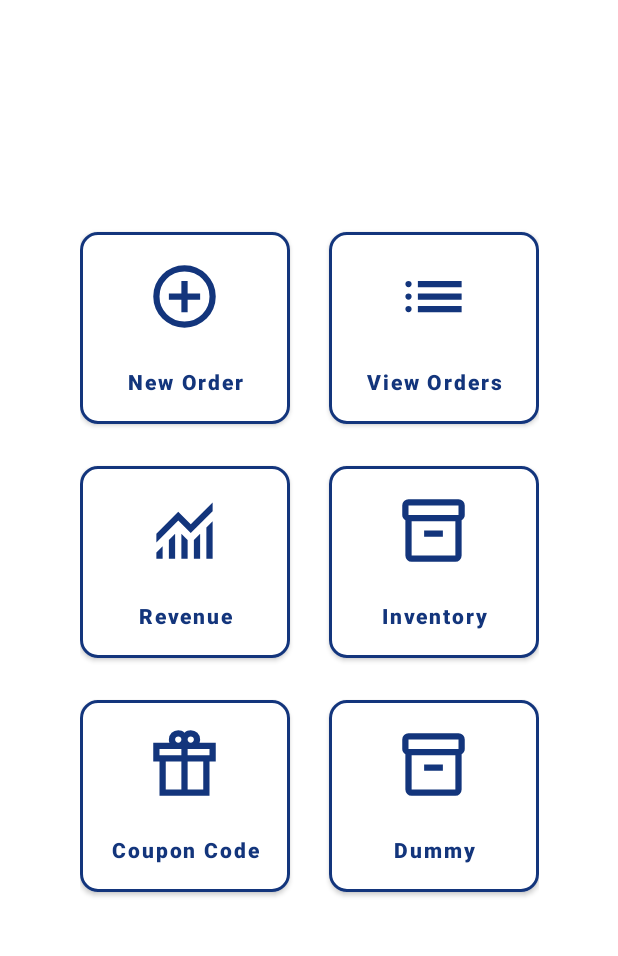
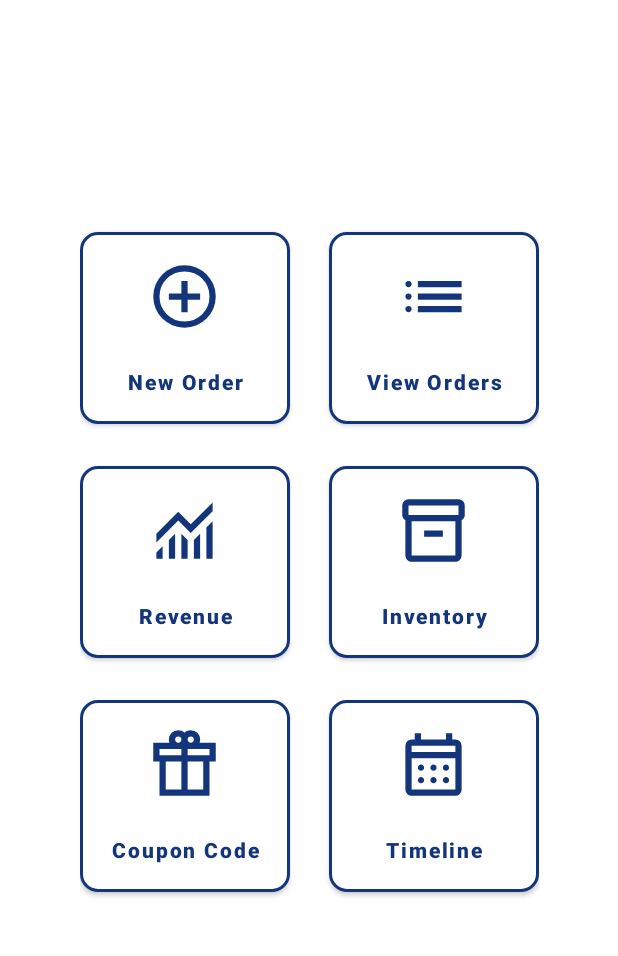
Before and after one commit to agniraj09/project-gold-android, an Android app: the screen it shows after launch (HomeScreenActivity), on a phone screen of 412 x 824 dp, the part 112-1068 px from its top. Run offline under Robolectric (Android 15) with nearby library versions, the phone set to English and light mode, and no system bars.

Commit message:
Added Timeline Feature

```diff
--- a/app/build.gradle
+++ b/app/build.gradle
@@ -53,6 +53,7 @@ dependencies {
     implementation libs.ui.graphics
     implementation libs.ui.tooling.preview
     implementation libs.material3
+    implementation libs.material.calendarview
     testImplementation libs.junit
     androidTestImplementation libs.ext.junit
     androidTestImplementation libs.espresso.core
--- a/app/src/main/java/com/business/project/gold/activity/HomeScreenActivity.java
+++ b/app/src/main/java/com/business/project/gold/activity/HomeScreenActivity.java
@@ -61,6 +61,7 @@ public class HomeScreenActivity extends Activity {
         Button revenueButton = findViewById(R.id.revenueButton);
         Button inventoryButton = findViewById(R.id.inventoryButton);
         Button couponCodeButton = findViewById(R.id.couponCodeButton);
+        Button timelinebutton = findViewById(R.id.calendar_view_button);
 
         // Set click listeners for each button
         newOrderButton.setOnClickListener(v -> {
@@ -75,6 +76,11 @@ public class HomeScreenActivity extends Activity {
 
         revenueButton.setOnClickListener(v -> {
             Intent intent = new Intent(HomeScreenActivity.this, RevenueDetailsActivity.class);
+            startActivity(intent);
+        });
+
+        timelinebutton.setOnClickListener(v ->{
+            Intent intent = new Intent(HomeScreenActivity.this, CalendarActivity.class);
             startActivity(intent);
         });
 
--- a/app/src/main/java/com/business/project/gold/service/ApiService.java
+++ b/app/src/main/java/com/business/project/gold/service/ApiService.java
@@ -8,6 +8,7 @@ import com.business.project.gold.domain.CumulativeRevenueDetails;
 import com.business.project.gold.domain.NewOrderRequest;
 import com.business.project.gold.domain.OrderCancellationRequest;
 import com.business.project.gold.domain.OrderDetailsWithUserDetailsDTO;
+import com.business.project.gold.domain.OrderIDAndDate;
 import com.business.project.gold.domain.UserDetails;
 
 import java.util.List;
@@ -34,6 +35,9 @@ public interface ApiService {
 
     @GET("/order/all")
     Call<List<OrderDetailsWithUserDetailsDTO>> getAllOrders();
+
+    @GET("/order/all/lite")
+    Call<List<OrderIDAndDate>> getAllOrdersWithOrderIDAndDate();
 
     @POST("/order/cancel")
     Call<OrderDetailsWithUserDetailsDTO> cancelOrder(@Body OrderCancellationRequest request);
--- /dev/null
+++ b/app/src/main/res/drawable/icon_calendar.xml
@@ -0,0 +1,10 @@
+<vector xmlns:android="http://schemas.android.com/apk/res/android"
+    android:width="50dp"
+    android:height="50dp"
+    android:viewportWidth="960"
+    android:viewportHeight="960"
+    android:tint="@color/main_icon_color">
+  <path
+      android:fillColor="@android:color/white"
+      android:pathData="M200,880Q167,880 143.5,856.5Q120,833 120,800L120,240Q120,207 143.5,183.5Q167,160 200,160L240,160L240,80L320,80L320,160L640,160L640,80L720,80L720,160L760,160Q793,160 816.5,183.5Q840,207 840,240L840,800Q840,833 816.5,856.5Q793,880 760,880L200,880ZM200,800L760,800Q760,800 760,800Q760,800 760,800L760,400L200,400L200,800Q200,800 200,800Q200,800 200,800ZM200,320L760,320L760,240Q760,240 760,240Q760,240 760,240L200,240Q200,240 200,240Q200,240 200,240L200,320ZM200,320L200,240Q200,240 200,240Q200,240 200,240L200,240Q200,240 200,240Q200,240 200,240L200,320ZM480,560Q463,560 451.5,548.5Q440,537 440,520Q440,503 451.5,491.5Q463,480 480,480Q497,480 508.5,491.5Q520,503 520,520Q520,537 508.5,548.5Q497,560 480,560ZM320,560Q303,560 291.5,548.5Q280,537 280,520Q280,503 291.5,491.5Q303,480 320,480Q337,480 348.5,491.5Q360,503 360,520Q360,537 348.5,548.5Q337,560 320,560ZM640,560Q623,560 611.5,548.5Q600,537 600,520Q600,503 611.5,491.5Q623,480 640,480Q657,480 668.5,491.5Q680,503 680,520Q680,537 668.5,548.5Q657,560 640,560ZM480,720Q463,720 451.5,708.5Q440,697 440,680Q440,663 451.5,651.5Q463,640 480,640Q497,640 508.5,651.5Q520,663 520,680Q520,697 508.5,708.5Q497,720 480,720ZM320,720Q303,720 291.5,708.5Q280,697 280,680Q280,663 291.5,651.5Q303,640 320,640Q337,640 348.5,651.5Q360,663 360,680Q360,697 348.5,708.5Q337,720 320,720ZM640,720Q623,720 611.5,708.5Q600,697 600,680Q600,663 611.5,651.5Q623,640 640,640Q657,640 668.5,651.5Q680,663 680,680Q680,697 668.5,708.5Q657,720 640,720Z"/>
+</vector>
--- a/app/src/main/res/layout/activity_home.xml
+++ b/app/src/main/res/layout/activity_home.xml
@@ -152,16 +152,16 @@
                 app:strokeWidth="2dp" />
 
             <com.google.android.material.button.MaterialButton
-                android:id="@+id/dummy"
+                android:id="@+id/calendar_view_button"
                 android:layout_width="140dp"
                 android:layout_height="140dp"
                 android:layout_marginStart="10dp"
                 android:backgroundTint="@color/white"
-                android:drawableTop="@drawable/inventory"
+                android:drawableTop="@drawable/icon_calendar"
                 android:elevation="4dp"
                 android:gravity="center"
                 android:paddingTop="18dp"
-                android:text="Dummy"
+                android:text="Timeline"
                 android:textAllCaps="false"
                 android:textColor="@color/main_label_color"
                 android:textSize="14sp"
--- a/gradle.properties
+++ b/gradle.properties
@@ -19,3 +19,4 @@ android.useAndroidX=true
 # resources declared in the library itself and none from the library's dependencies,
 # thereby reducing the size of the R class for that library
 android.nonTransitiveRClass=true
+android.enableJetifier=true
```
Also changed, not shown: app/src/main/AndroidManifest.xml (+10 -0 lines), app/src/main/java/com/business/project/gold/activity/CalendarActivity.java (added, +77 -0 lines), app/src/main/java/com/business/project/gold/decoration/EventDecorator.java (added, +37 -0 lines), app/src/main/java/com/business/project/gold/domain/OrderIDAndDate.java (added, +27 -0 lines), app/src/main/res/layout/activity_calendar_view.xml (added, +20 -0 lines).
